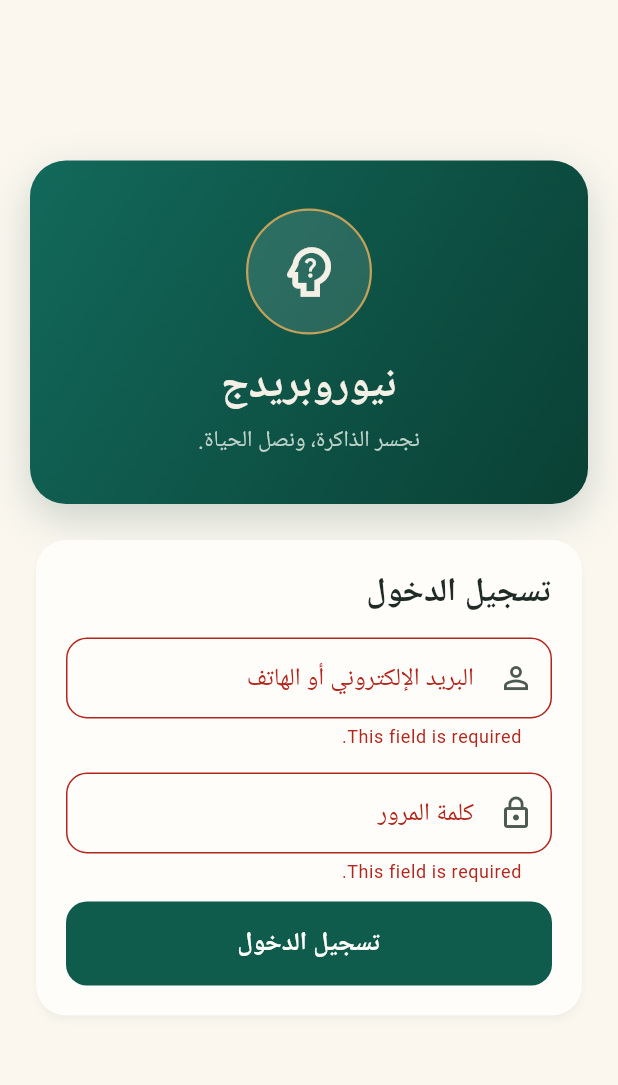
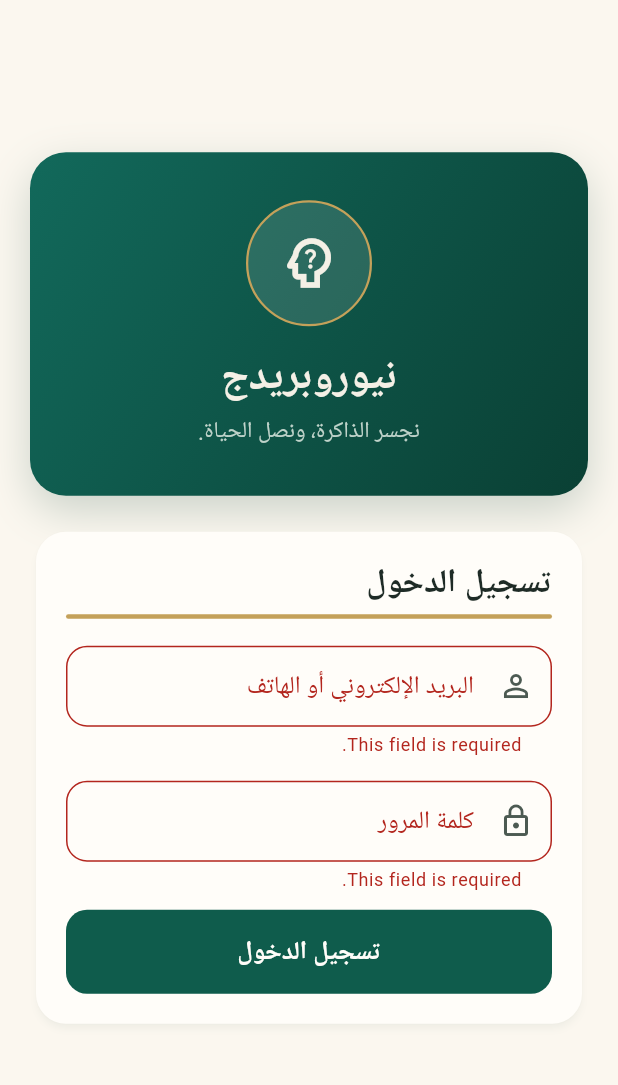
Before and after one commit to samahsuwan122/NeuroBridge, a Flutter app: the screen it shows after launch, after a tap on "Sign in", after a tap on "العربية", on a phone screen of 412 x 824 dp, the part 57-1142 px from its top. Run offline on Flutter 3.47's test engine with Material 3 defaults, Android fonts, the phone set to English and light mode, and no system bars; our stand-ins replace dio, go_router, image_picker; accounts and stored records are empty.

Commit message:
style(mobile): polish core presentation screens

```diff
--- a/mobile/lib/features/auth/presentation/login_screen.dart
+++ b/mobile/lib/features/auth/presentation/login_screen.dart
@@ -76,7 +76,16 @@ class _LoginScreenState extends State<LoginScreen> {
                               children: [
                                 Text(l10n.loginTitle,
                                     style: theme.textTheme.titleLarge),
-                                const SizedBox(height: 16),
+                                const SizedBox(height: 6),
+                                Container(
+                                  height: 3,
+                                  width: 44,
+                                  decoration: BoxDecoration(
+                                    color: AppColors.softGold,
+                                    borderRadius: BorderRadius.circular(2),
+                                  ),
+                                ),
+                                const SizedBox(height: 18),
                                 TextFormField(
                                   controller: _identifierController,
                                   textInputAction: TextInputAction.next,
```
Also changed, not shown: mobile/lib/features/home/presentation/home_screen.dart (+10 -1 lines), mobile/lib/features/profile/presentation/profile_screen.dart (+49 -3 lines), mobile/lib/features/progress/presentation/progress_screen.dart (+12 -1 lines).
